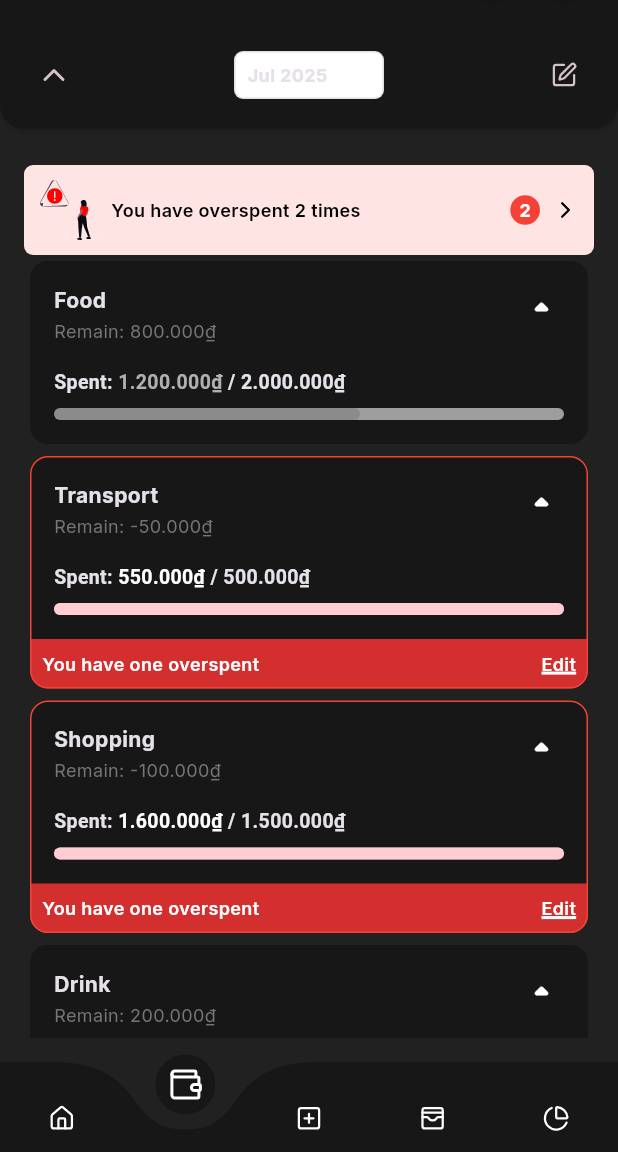
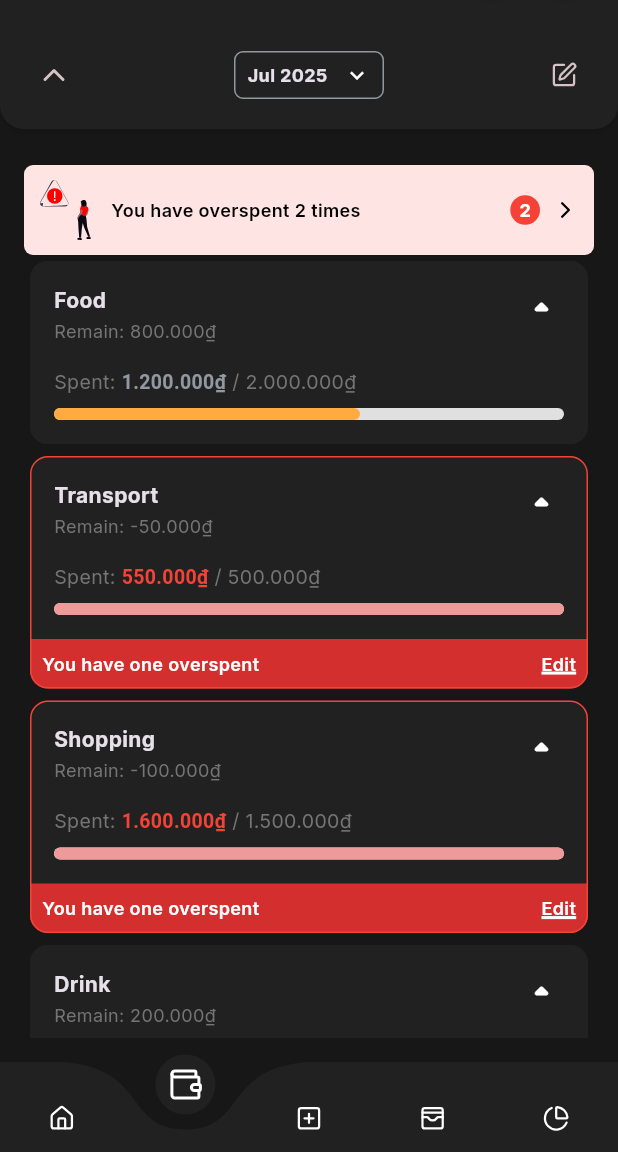
Before and after one commit to eatsosoo/finance_tracker, a Flutter app: the BudgetScreen screen opened by its route, on a phone screen of 412 x 824 dp, the part 84-1236 px from its top. Run offline on Flutter 3.47's test engine with Material 3 defaults, Android fonts, the phone set to English and light mode, and no system bars; drawn by our look-alikes of curved_navigation_bar; our stand-ins replace cached_network_image, flutter_svg, go_router, google_fonts, lucide_icons_flutter, percent_indicator and 1 more.

Commit message:
[STYLE] config themeData dark and light

```diff
--- a/lib/main.dart
+++ b/lib/main.dart
@@ -8,8 +8,10 @@ import 'screens/auth/login_screen.dart';
 import 'routes/router.dart';
 
 // LIGHT MODE
-final lightColorScheme = ColorScheme.fromSeed(
-  seedColor: Colors.black87, // hoặc Colors.black87 nếu muốn đồng bộ nhận diện
+final lightColorScheme =
+    ColorScheme.fromSeed(
+      seedColor:
+          Colors.black87, // hoặc Colors.black87 nếu muốn đồng bộ nhận diện
       brightness: Brightness.light,
     ).copyWith(
       primary: Colors.black,
@@ -19,21 +21,23 @@ final lightColorScheme = ColorScheme.fromSeed(
       surface: Colors.white,
       onSurface: Colors.black87,
       error: Colors.red, // đỏ cảnh báo
-  onError: Colors.white
+      onError: Colors.white,
     );
 
 // DARK MODE
-final darkColorScheme = ColorScheme.fromSeed(
-  seedColor: Colors.black87, // hoặc Colors.black87 nếu muốn đồng bộ nhận diện
+final darkColorScheme =
+    ColorScheme.fromSeed(
+      seedColor:
+          Colors.black87, // hoặc Colors.black87 nếu muốn đồng bộ nhận diện
       brightness: Brightness.dark,
     ).copyWith(
-  onPrimary: Colors.white,
-  background:  Color.fromARGB(255, 33, 33, 33), // nền chính
-  surface: Color.fromARGB(255, 23, 23, 23), // bề mặt card
-  onSurface: const Color(0xFFB0B0B0), // text phụ
+      primary: Colors.white,
+      background: Color.fromARGB(255, 23, 23, 23), // nền chính
+      surface: Color.fromARGB(255, 33, 33, 33), // bề mặt card
+      onSurface: Color.fromARGB(255, 145, 152, 161), // text phụ
       onBackground: Colors.white, // text chính
       error: Colors.red, // đỏ cảnh báo
-  onError: Colors.white
+      onError: Colors.white,
     );
 
 // THEME DATA
@@ -42,17 +46,18 @@ final lightTheme = ThemeData(
   colorScheme: lightColorScheme,
   textTheme: GoogleFonts.interTextTheme(),
   scaffoldBackgroundColor: lightColorScheme.background,
-  cardColor: lightColorScheme.surface
+  cardTheme: CardThemeData(color: lightColorScheme.surface),
 );
 
 final darkTheme = ThemeData(
   useMaterial3: true,
   colorScheme: darkColorScheme,
-  textTheme: GoogleFonts.interTextTheme(
-    ThemeData.dark().textTheme,
+  textTheme: GoogleFonts.interTextTheme(ThemeData.dark().textTheme),
+  scaffoldBackgroundColor: darkColorScheme.background,
+  cardTheme: CardThemeData(
+    color: darkColorScheme.surface,
+    surfaceTintColor: darkColorScheme.onSurface,
   ),
-  scaffoldBackgroundColor: darkColorScheme.background,
-  cardColor: darkColorScheme.surface
 );
 
 void main() {
--- a/lib/screens/page/budget_screen.dart
+++ b/lib/screens/page/budget_screen.dart
@@ -103,6 +103,8 @@ class _BudgetScreenState extends State<BudgetScreen> {
   String selectedMonth = 'Jan';
   int? expandedIndex;
   int _overspentCount = 0;
+  final ScrollController _scrollController = ScrollController();
+  bool _atBottom = false;
 
   @override
   void initState() {
@@ -110,12 +112,32 @@ class _BudgetScreenState extends State<BudgetScreen> {
     _overspentCount = budgetList.where((budget) {
       return (budget.limit - budget.spent) < 0;
     }).length;
+
+    super.initState();
+    _scrollController.addListener(() {
+      if (_scrollController.position.pixels >=
+          _scrollController.position.maxScrollExtent - 1) {
+        // Đã cuộn tới cuối
+        if (!_atBottom) setState(() => _atBottom = true);
+      } else {
+        if (_atBottom) setState(() => _atBottom = false);
+      }
+    });
+  }
+
+  @override
+  void dispose() {
+    _scrollController.dispose();
+    super.dispose();
   }
 
   @override
   Widget build(BuildContext context) {
     return Scaffold(
-      appBar: CustomAppBar(title: 'Budgets', backgroundColor: Theme.of(context).colorScheme.surface),
+      appBar: CustomAppBar(
+        title: 'Budgets',
+        backgroundColor: Theme.of(context).colorScheme.surface,
+      ),
       body: SafeArea(
         child: Column(
           crossAxisAlignment: CrossAxisAlignment.start,
@@ -175,13 +197,19 @@ class _BudgetScreenState extends State<BudgetScreen> {
                     ),
                   ),
                   const SizedBox(width: 8),
-                  const Icon(LucideIcons.chevronRight, color: Colors.black, size: 18,),
+                  const Icon(
+                    LucideIcons.chevronRight,
+                    color: Colors.black,
+                    size: 18,
+                  ),
                 ],
               ),
             ),
             // 🔘 Danh sách ngân sách từng danh mục
             Expanded(
-              child: ListView.builder(
+              child: Stack(
+                children: [
+                  ListView.builder(
                     itemCount: budgetList.length,
                     itemBuilder: (context, index) {
                       final item = budgetList[index];
@@ -195,15 +223,43 @@ class _BudgetScreenState extends State<BudgetScreen> {
                           isExpanded: expandedIndex == index,
                           onTap: () {
                             setState(() {
-                          expandedIndex = expandedIndex == index ? null : index;
+                              expandedIndex = expandedIndex == index
+                                  ? null
+                                  : index;
                             });
                           },
                         ),
                       );
                     },
                   ),
+                  // if (!_atBottom)
+                  //   Positioned(
+                  //     bottom: 0,
+                  //     left: 0,
+                  //     right: 0,
+                  //     child: IgnorePointer(
+                  //       ignoring: true,
+                  //       child: Container(
+                  //         height: 28,
+                  //         margin: EdgeInsets.symmetric(horizontal: 20),
+                  //         padding: EdgeInsets.only(bottom: 16),
+                  //         decoration: BoxDecoration(
+                  //           gradient: LinearGradient(
+                  //             begin: Alignment.topCenter,
+                  //             end: Alignment.bottomCenter,
+                  //             colors: [
+                  //               Colors.transparent,
+                  //               Colors.transparent.withOpacity(0.09),
+                  //             ],
+                  //           ),
+                  //         ),
+                  //       ),
+                  //     ),
+                  //   ),
+                ],
               ),
-            const SizedBox(height: 16),
+            ),
+            const SizedBox(height: 16,)
           ],
         ),
       ),
--- a/lib/widgets/budget_item_card.dart
+++ b/lib/widgets/budget_item_card.dart
@@ -40,12 +40,10 @@ class BudgetItemCard extends StatelessWidget {
     final borderColor = over
         ? Theme.of(context).colorScheme.error
         : Theme.of(context).colorScheme.surface;
-    final surfaceColor = Theme.of(context).colorScheme.surface;
 
     return GestureDetector(
       onTap: onTap,
       child: Card(
-        color: surfaceColor,
         shape: RoundedRectangleBorder(
           borderRadius: BorderRadius.circular(12),
           side: BorderSide(width: 1, color: borderColor),
@@ -71,7 +69,7 @@ class BudgetItemCard extends StatelessWidget {
     double percent,
     BuildContext context
   ) {
-    final spentColor = over ? Theme.of(context).colorScheme.onError : Theme.of(context).colorScheme.onSurface;
+    final spentColor = over ? Theme.of(context).colorScheme.error : Theme.of(context).colorScheme.onSurface;
     return Container(
       padding: const EdgeInsets.all(16),
       child: Column(
@@ -115,7 +113,7 @@ class BudgetItemCard extends StatelessWidget {
               const SizedBox(height: 2),
               Text(
                 'Remain: ${remain < 0 ? '-' : ''}${formatCurrency(remain.abs())}',
-                style: TextStyle(fontSize: 12, color: Colors.grey[600]),
+                style: TextStyle(fontSize: 12, color: Colors.grey.shade600),
               ),
             ],
           ),
@@ -134,7 +132,6 @@ class BudgetItemCard extends StatelessWidget {
     return Text.rich(
       TextSpan(
         text: 'Spent: ',
-        style: const TextStyle(fontWeight: FontWeight.bold),
 
         children: [
           TextSpan(
@@ -147,11 +144,10 @@ class BudgetItemCard extends StatelessWidget {
           const TextSpan(text: ' / '),
           TextSpan(
             text: formatCurrency(limit),
-            style: const TextStyle(fontWeight: FontWeight.bold),
           ),
         ],
       ),
-      style: const TextStyle(fontSize: 13),
+      style: TextStyle(fontSize: 13, color: Colors.grey.shade600),
     );
   }
 
@@ -162,7 +158,7 @@ class BudgetItemCard extends StatelessWidget {
           height: 8,
           decoration: BoxDecoration(
             borderRadius: BorderRadius.circular(4),
-            color: Colors.grey,
+            color: Colors.grey.shade300,
           ),
         ),
         FractionallySizedBox(
@@ -171,7 +167,7 @@ class BudgetItemCard extends StatelessWidget {
             height: 8,
             decoration: BoxDecoration(
               borderRadius: BorderRadius.circular(4),
-              color: over ? Colors.red.shade100 : Colors.black12,
+              color: over ? Colors.red.shade200 : Colors.orangeAccent,
             ),
           ),
         ),
@@ -190,14 +186,14 @@ class BudgetItemCard extends StatelessWidget {
           children: [
             Row(
               children: [
-                Icon(Icons.square, color: Colors.grey[200], size: 14),
+                Icon(Icons.square, color: Colors.grey.shade300, size: 14),
                 const SizedBox(width: 8),
                 const Text('Amount assigned', style: TextStyle(fontSize: 12)),
               ],
             ),
             Row(
               children: [
-                Icon(Icons.square, color: Colors.black12, size: 14),
+                Icon(Icons.square, color: Colors.orangeAccent, size: 14),
                 const SizedBox(width: 8),
                 const Text('Amount spent', style: TextStyle(fontSize: 12)),
               ],
--- a/lib/widgets/month_selector.dart
+++ b/lib/widgets/month_selector.dart
@@ -102,9 +102,11 @@ class _OverlayMonthSelectorState extends State<OverlayMonthSelector> {
           width: 100,
           padding: const EdgeInsets.symmetric(horizontal: 8, vertical: 6),
           decoration: BoxDecoration(
-            border: Border.all(color: Colors.black12),
+            border: BoxBorder.all(
+              color: Theme.of(context).colorScheme.onSurface
+            ),
             borderRadius: BorderRadius.circular(6),
-            color: Colors.white,
+            color: Theme.of(context).colorScheme.surface,
           ),
           child: Row(
             mainAxisSize: MainAxisSize.min,
--- a/pubspec.yaml
+++ b/pubspec.yaml
@@ -48,6 +48,7 @@ dependencies:
   lucide_icons_flutter: ^3.0.7
   flutter_swiper_view: ^1.1.8
   flutter_card_swiper: ^7.0.2
+  percent_indicator: ^4.2.3
 
 dev_dependencies:
   flutter_test:
```
Also changed, not shown: pubspec.lock. Lines whose indentation alone changed are shown as unchanged.
